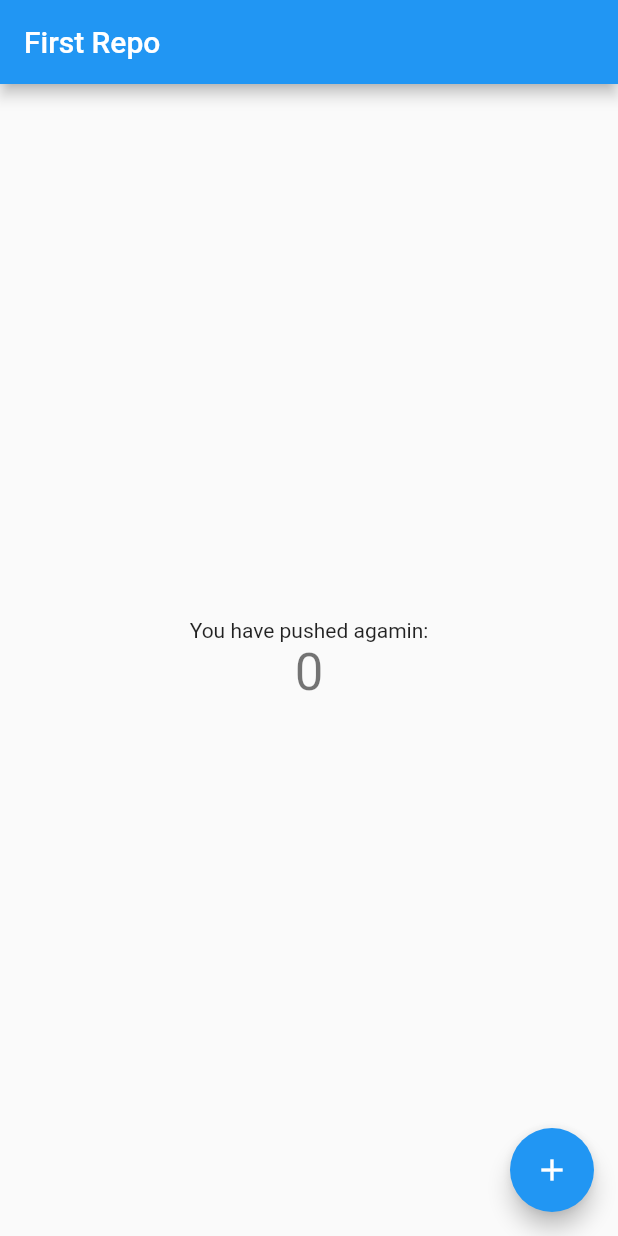
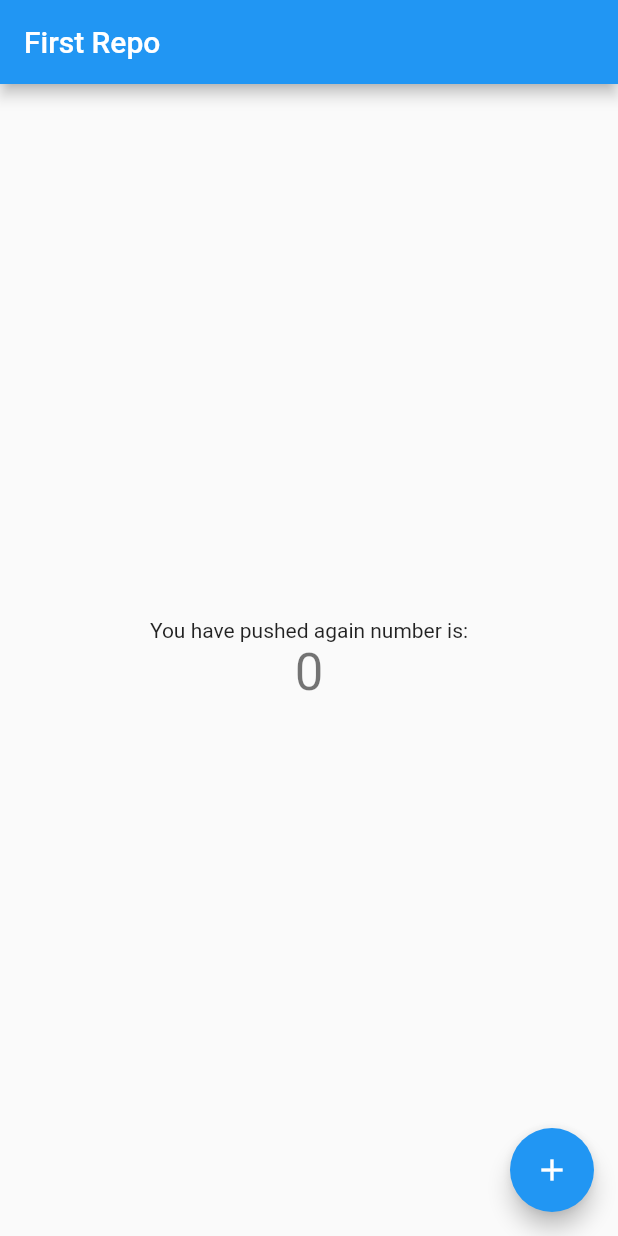
Before and after one commit to rnd14/demo_flutter_counter, a Flutter app: the screen it shows after launch, on a phone screen of 412 x 824 dp. Run offline on Flutter 3.47's test engine with Material 2 defaults, Android fonts, the phone set to English and light mode, and no system bars.

```diff
--- a/lib/main.dart
+++ b/lib/main.dart
@@ -48,7 +48,7 @@ class _MyHomePageState extends State<MyHomePage> {
           mainAxisAlignment: MainAxisAlignment.center,
           children: <Widget>[
             const Text(
-              'You have pushed agamin:',
+              'You have pushed again number is:',
             ),
             Text(
               '$_counter',
```
